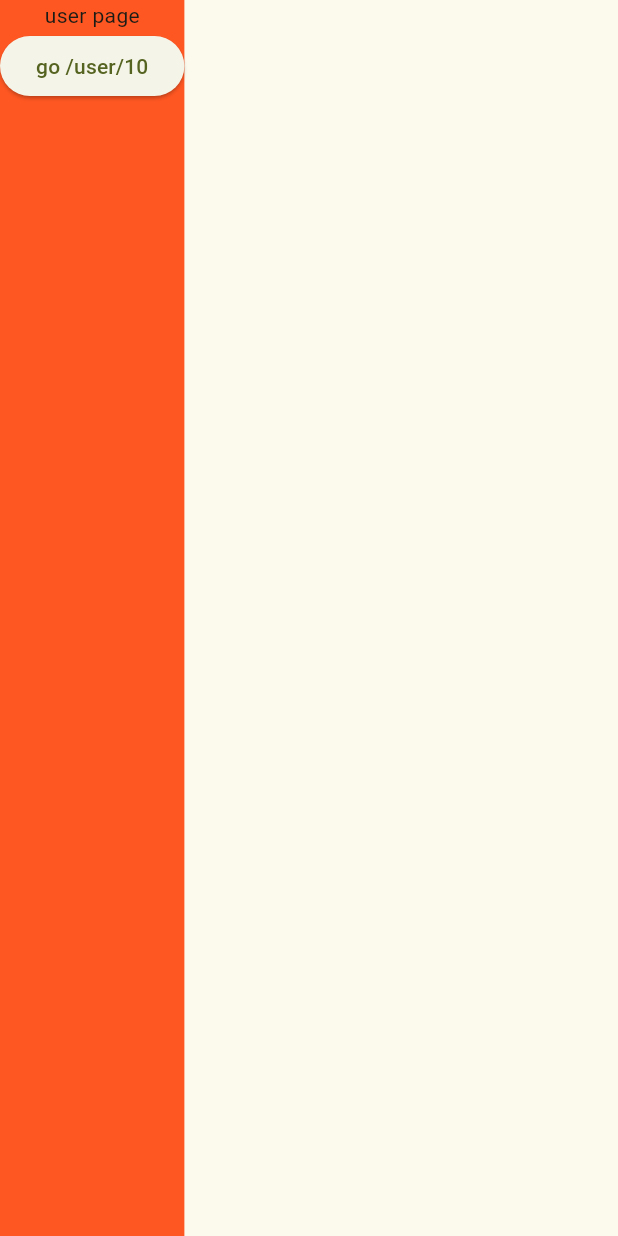
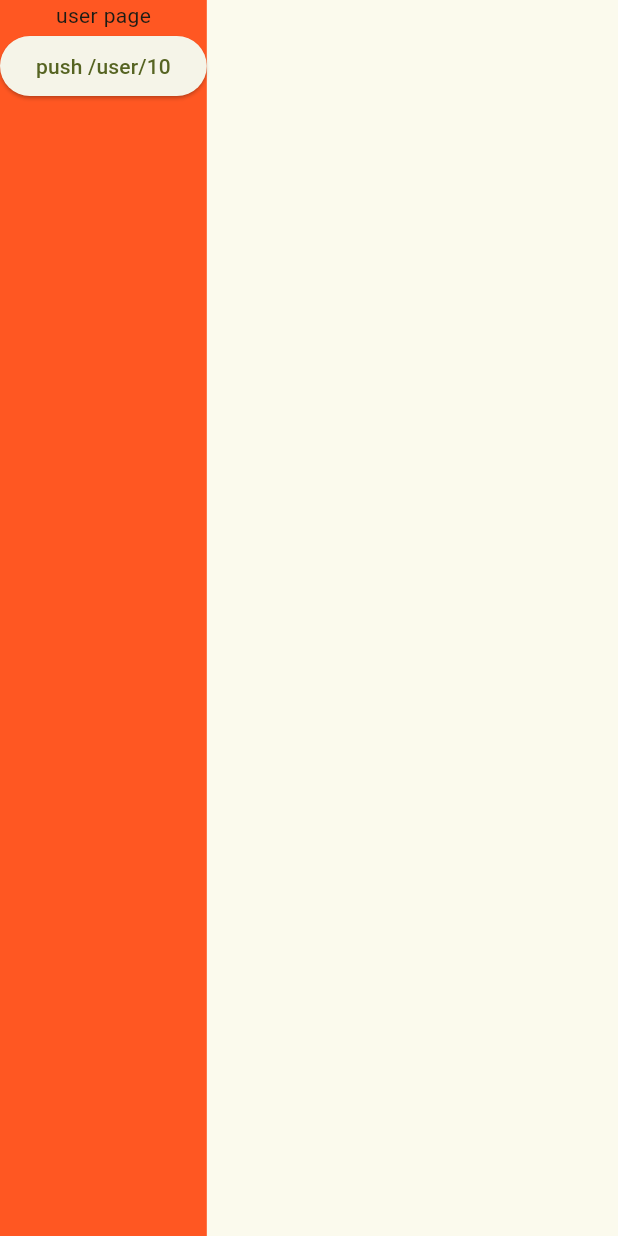
Before and after one commit to webeautiful/flutter_starter, a Flutter app: the UserPage screen opened by its route, on a phone screen of 412 x 824 dp. Run offline on Flutter 3.47's test engine with Material 2 defaults, Android fonts, the phone set to English and light mode, and no system bars; our stand-ins replace go_router, logger.

Commit message:
fix: change text

```diff
--- a/lib/page/user/index/page.dart
+++ b/lib/page/user/index/page.dart
@@ -33,7 +33,7 @@ class _WalletPageState extends State<UserPage> {
             const Text('user page'),
             ElevatedButton(
               onPressed: () => appRouter.push(RoutePaths.userInfo('10')),
-              child: const Text('go /user/10'),
+              child: const Text('push /user/10'),
             ),
           ],
         ),
```
